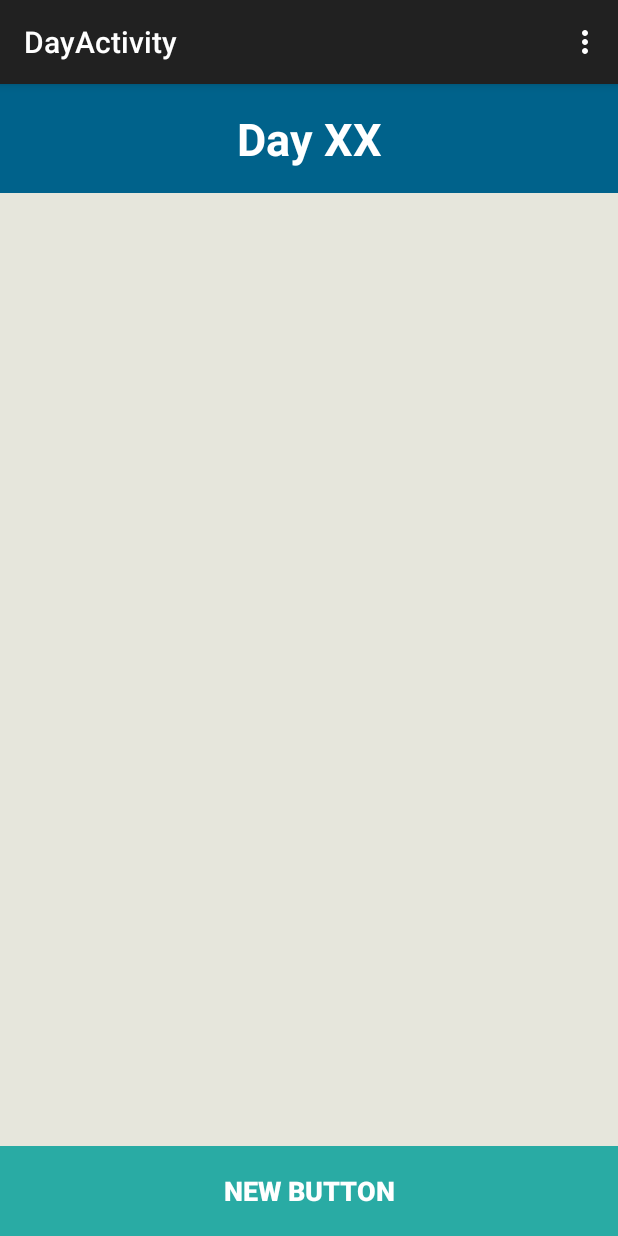
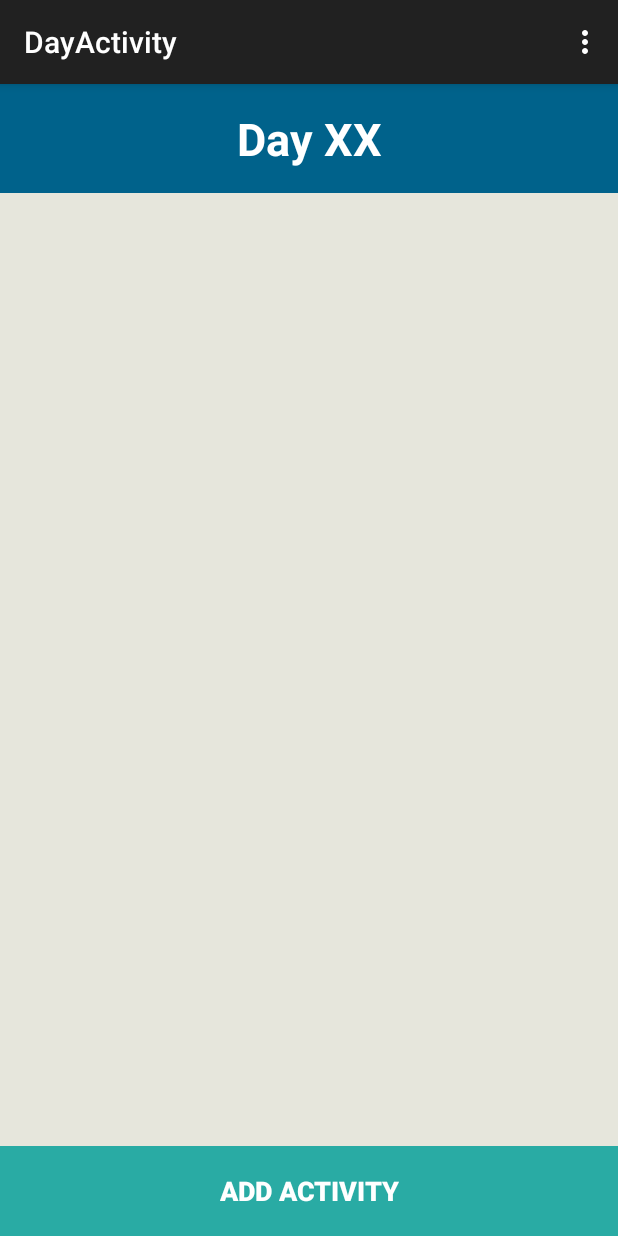
Before and after one commit to kmja/MeetingAgenda, an Android app: the DayActivity screen opened directly, with no data from a screen before it, on a phone screen of 412 x 824 dp. Run offline under Robolectric (Android 15) with nearby library versions, the phone set to English and light mode, and no system bars.

Commit message:
knappar och layout

```diff
--- a/app/src/main/res/layout/day_layout.xml
+++ b/app/src/main/res/layout/day_layout.xml
@@ -46,7 +46,7 @@
 
         <ListView
             android:layout_width="wrap_content"
-            android:layout_height="500dp"
+            android:layout_height="wrap_content"
             android:id="@+id/listView" />
     </LinearLayout>
 
@@ -64,7 +64,7 @@
             android:layout_width="wrap_content"
             android:layout_height="60dp"
             android:layout_weight="1.0"
-            android:text="New Button"
+            android:text="Add Activity"
             android:id="@+id/button3"
             android:background="#29aba4"
             android:textColor="#ffffff"
```
